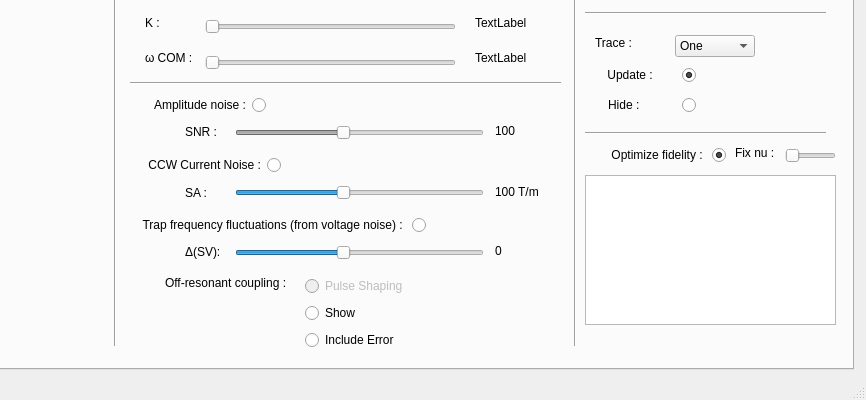
Qt form hydra/window_myedits.ui (PetrosZantis13/Noise_IQT) before a commit; both pictures show x 477 to 1343 and y 300 to 700 of the 1343 by 700 pixel window.
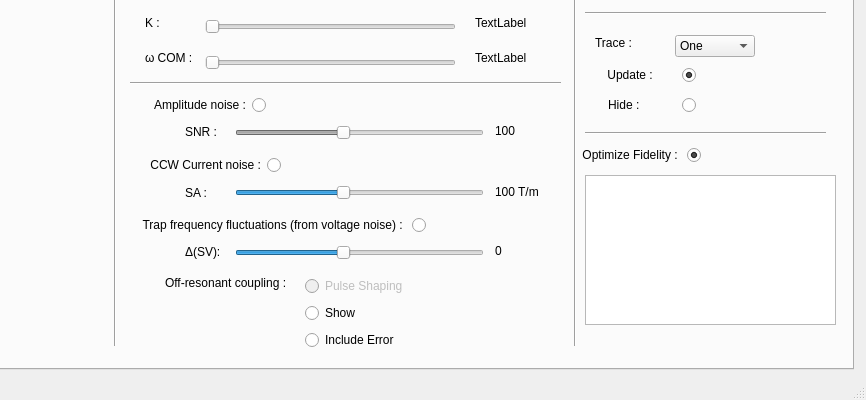
The same form after that commit. Custom widgets are drawn as their Qt base class.

The edit to the form file:
```diff
--- a/hydra/window_myedits.ui
+++ b/hydra/window_myedits.ui
@@ -491,7 +491,7 @@
       </property>
       <property name="geometry">
        <rect>
-        <x>1060</x>
+        <x>1035</x>
         <y>400</y>
         <width>131</width>
         <height>20</height>
@@ -501,7 +501,7 @@
        <enum>Qt::RightToLeft</enum>
       </property>
       <property name="text">
-       <string>Optimize fidelity : </string>
+       <string>Optimize Fidelity : </string>
       </property>
       <property name="checked">
        <bool>true</bool>
@@ -516,7 +516,7 @@
       </property>
       <property name="geometry">
        <rect>
-        <x>1250</x>
+        <x>1450</x>
         <y>400</y>
         <width>51</width>
         <height>22</height>
@@ -526,19 +526,6 @@
        <enum>Qt::Horizontal</enum>
       </property>
      </widget>
-     <widget class="QLabel" name="label_11">
-      <property name="geometry">
-       <rect>
-        <x>1200</x>
-        <y>400</y>
-        <width>55</width>
-        <height>16</height>
-       </rect>
-      </property>
-      <property name="text">
-       <string>Fix nu :</string>
-      </property>
-     </widget>
      <widget class="Line" name="line_4">
       <property name="geometry">
        <rect>
@@ -873,7 +860,7 @@
        <enum>Qt::RightToLeft</enum>
       </property>
       <property name="text">
-       <string>CCW Current Noise :</string>
+       <string>CCW Current noise :</string>
       </property>
       <property name="checked">
        <bool>false</bool>
```
